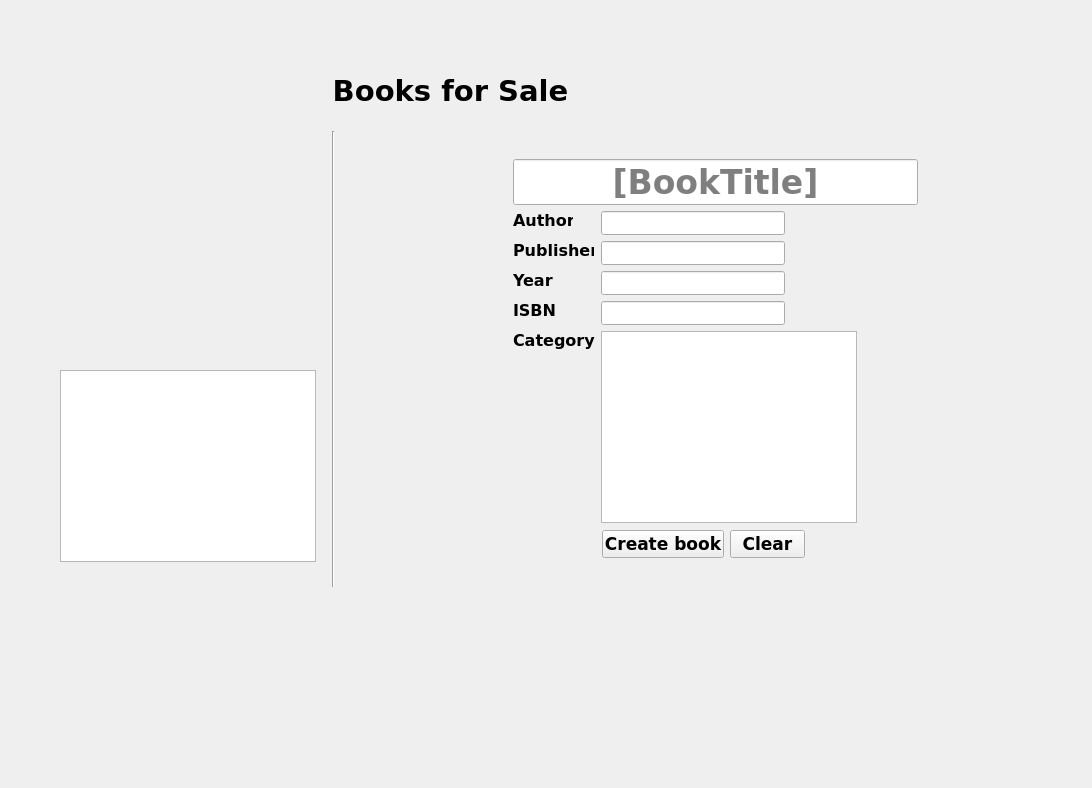
The window that LibraryManagementSystem/widgets/supplierHome/supplierhomeview.ui (NiroSugir/LibraryManagementSystem) describes before a commit, drawn with Qt 5.
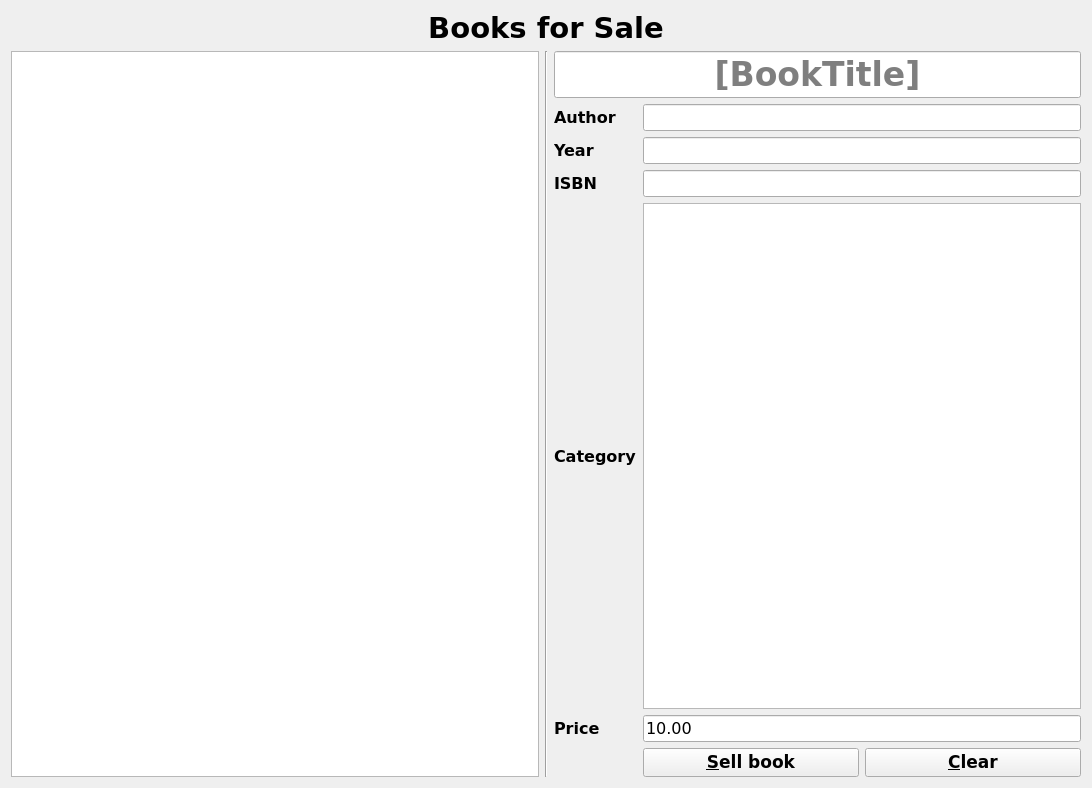
The same window after the commit.

Commit message: add supplier home mvc and refactor book class

What changed in the file:
```diff
--- a/LibraryManagementSystem/widgets/supplierHome/supplierhomeview.ui
+++ b/LibraryManagementSystem/widgets/supplierHome/supplierhomeview.ui
@@ -19,15 +19,9 @@
   <property name="windowTitle">
    <string>Form</string>
   </property>
+  <layout class="QVBoxLayout" name="verticalLayout">
+   <item>
   <widget class="QLabel" name="label">
-   <property name="geometry">
-    <rect>
-     <x>270</x>
-     <y>70</y>
-     <width>361</width>
-     <height>41</height>
-    </rect>
-   </property>
    <property name="font">
     <font>
      <family>Verdana</family>
@@ -43,28 +37,11 @@
     <set>Qt::AlignCenter</set>
    </property>
   </widget>
-  <widget class="Line" name="line_2">
-   <property name="geometry">
-    <rect>
-     <x>325</x>
-     <y>131</y>
-     <width>16</width>
-     <height>456</height>
-    </rect>
-   </property>
-   <property name="orientation">
-    <enum>Qt::Vertical</enum>
-   </property>
-  </widget>
-  <widget class="QTableWidget" name="tableWidgetSearchResults">
-   <property name="geometry">
-    <rect>
-     <x>60</x>
-     <y>370</y>
-     <width>256</width>
-     <height>192</height>
-    </rect>
-   </property>
+   </item>
+   <item>
+    <layout class="QHBoxLayout" name="horizontalLayout_2">
+     <item>
+      <widget class="QTableWidget" name="tableWidgetBooksForSale">
    <property name="sizeAdjustPolicy">
     <enum>QAbstractScrollArea::AdjustIgnored</enum>
    </property>
@@ -78,15 +55,77 @@
     <bool>false</bool>
    </attribute>
   </widget>
+     </item>
+     <item>
+      <widget class="Line" name="line_2">
+       <property name="orientation">
+        <enum>Qt::Vertical</enum>
+       </property>
+      </widget>
+     </item>
+     <item>
+      <layout class="QGridLayout" name="gridLayout">
+       <item row="2" column="1">
+        <widget class="QLineEdit" name="lineEditYear">
+         <property name="font">
+          <font>
+           <family>Verdana</family>
+           <pointsize>12</pointsize>
+          </font>
+         </property>
+        </widget>
+       </item>
+       <item row="4" column="0">
+        <widget class="QLabel" name="label_6">
+         <property name="font">
+          <font>
+           <family>Verdana</family>
+           <pointsize>12</pointsize>
+           <weight>75</weight>
+           <bold>true</bold>
+          </font>
+         </property>
+         <property name="text">
+          <string>Category</string>
+         </property>
+        </widget>
+       </item>
+       <item row="6" column="1">
+        <layout class="QHBoxLayout" name="horizontalLayout">
+         <item>
+          <widget class="QPushButton" name="buttonSellBook">
+           <property name="font">
+            <font>
+             <family>Verdana</family>
+             <pointsize>13</pointsize>
+             <weight>75</weight>
+             <bold>true</bold>
+            </font>
+           </property>
+           <property name="text">
+            <string>&amp;Sell book</string>
+           </property>
+          </widget>
+         </item>
+         <item>
+          <widget class="QPushButton" name="buttonClear">
+           <property name="font">
+            <font>
+             <family>Verdana</family>
+             <pointsize>13</pointsize>
+             <weight>75</weight>
+             <bold>true</bold>
+            </font>
+           </property>
+           <property name="text">
+            <string>&amp;Clear</string>
+           </property>
+          </widget>
+         </item>
+        </layout>
+       </item>
+       <item row="1" column="1">
   <widget class="QLineEdit" name="lineEditAuthor">
-   <property name="geometry">
-    <rect>
-     <x>601</x>
-     <y>211</y>
-     <width>184</width>
-     <height>24</height>
-    </rect>
-   </property>
    <property name="font">
     <font>
      <family>Verdana</family>
@@ -94,31 +133,9 @@
     </font>
    </property>
   </widget>
-  <widget class="QLineEdit" name="lineEditIsbn">
-   <property name="geometry">
-    <rect>
-     <x>601</x>
-     <y>301</y>
-     <width>184</width>
-     <height>24</height>
-    </rect>
-   </property>
-   <property name="font">
-    <font>
-     <family>Verdana</family>
-     <pointsize>12</pointsize>
-    </font>
-   </property>
-  </widget>
-  <widget class="QLabel" name="labelAuthor">
-   <property name="geometry">
-    <rect>
-     <x>513</x>
-     <y>211</y>
-     <width>60</width>
-     <height>18</height>
-    </rect>
-   </property>
+       </item>
+       <item row="2" column="0">
+        <widget class="QLabel" name="label_4">
    <property name="font">
     <font>
      <family>Verdana</family>
@@ -128,18 +145,12 @@
     </font>
    </property>
    <property name="text">
-    <string>Author</string>
-   </property>
-  </widget>
+          <string>Year</string>
+         </property>
+        </widget>
+       </item>
+       <item row="0" column="0" colspan="2">
   <widget class="QLineEdit" name="lineEditTitle">
-   <property name="geometry">
-    <rect>
-     <x>513</x>
-     <y>159</y>
-     <width>405</width>
-     <height>46</height>
-    </rect>
-   </property>
    <property name="sizeIncrement">
     <size>
      <width>0</width>
@@ -170,73 +181,16 @@
     <string>[BookTitle]</string>
    </property>
   </widget>
-  <widget class="QLineEdit" name="lineEditPublisher">
-   <property name="geometry">
-    <rect>
-     <x>601</x>
-     <y>241</y>
-     <width>184</width>
-     <height>24</height>
-    </rect>
-   </property>
-   <property name="font">
-    <font>
-     <family>Verdana</family>
-     <pointsize>12</pointsize>
-    </font>
-   </property>
-  </widget>
-  <widget class="QLabel" name="label_6">
-   <property name="geometry">
-    <rect>
-     <x>513</x>
-     <y>331</y>
-     <width>82</width>
-     <height>18</height>
-    </rect>
-   </property>
-   <property name="font">
-    <font>
-     <family>Verdana</family>
-     <pointsize>12</pointsize>
-     <weight>75</weight>
-     <bold>true</bold>
-    </font>
-   </property>
-   <property name="text">
-    <string>Category</string>
-   </property>
-  </widget>
-  <widget class="QLabel" name="label_3">
-   <property name="geometry">
-    <rect>
-     <x>513</x>
-     <y>241</y>
-     <width>81</width>
-     <height>18</height>
-    </rect>
-   </property>
-   <property name="font">
-    <font>
-     <family>Verdana</family>
-     <pointsize>12</pointsize>
-     <weight>75</weight>
-     <bold>true</bold>
-    </font>
-   </property>
-   <property name="text">
-    <string>Publisher</string>
-   </property>
-  </widget>
+       </item>
+       <item row="4" column="1">
+        <widget class="QListWidget" name="listViewCategories">
+         <property name="selectionBehavior">
+          <enum>QAbstractItemView::SelectRows</enum>
+         </property>
+        </widget>
+       </item>
+       <item row="3" column="0">
   <widget class="QLabel" name="label_5">
-   <property name="geometry">
-    <rect>
-     <x>513</x>
-     <y>301</y>
-     <width>44</width>
-     <height>18</height>
-    </rect>
-   </property>
    <property name="font">
     <font>
      <family>Verdana</family>
@@ -249,15 +203,9 @@
     <string>ISBN</string>
    </property>
   </widget>
-  <widget class="QLineEdit" name="lineEditYear">
-   <property name="geometry">
-    <rect>
-     <x>601</x>
-     <y>271</y>
-     <width>184</width>
-     <height>24</height>
-    </rect>
-   </property>
+       </item>
+       <item row="3" column="1">
+        <widget class="QLineEdit" name="lineEditIsbn">
    <property name="font">
     <font>
      <family>Verdana</family>
@@ -265,15 +213,9 @@
     </font>
    </property>
   </widget>
-  <widget class="QLabel" name="label_4">
-   <property name="geometry">
-    <rect>
-     <x>513</x>
-     <y>271</y>
-     <width>42</width>
-     <height>18</height>
-    </rect>
-   </property>
+       </item>
+       <item row="1" column="0">
+        <widget class="QLabel" name="labelAuthor">
    <property name="font">
     <font>
      <family>Verdana</family>
@@ -283,61 +225,35 @@
     </font>
    </property>
    <property name="text">
-    <string>Year</string>
-   </property>
-  </widget>
-  <widget class="QListWidget" name="listViewCategories">
-   <property name="geometry">
-    <rect>
-     <x>601</x>
-     <y>331</y>
-     <width>256</width>
-     <height>192</height>
-    </rect>
-   </property>
-  </widget>
-  <widget class="QPushButton" name="buttonSubmit">
-   <property name="geometry">
-    <rect>
-     <x>602</x>
-     <y>530</y>
-     <width>122</width>
-     <height>28</height>
-    </rect>
-   </property>
+          <string>Author</string>
+         </property>
+        </widget>
+       </item>
+       <item row="5" column="0">
+        <widget class="QLabel" name="label_2">
    <property name="font">
     <font>
-     <family>Verdana</family>
-     <pointsize>13</pointsize>
      <weight>75</weight>
      <bold>true</bold>
     </font>
    </property>
    <property name="text">
-    <string>Create book</string>
-   </property>
-  </widget>
-  <widget class="QPushButton" name="buttonClear">
-   <property name="geometry">
-    <rect>
-     <x>730</x>
-     <y>530</y>
-     <width>75</width>
-     <height>28</height>
-    </rect>
-   </property>
-   <property name="font">
-    <font>
-     <family>Verdana</family>
-     <pointsize>13</pointsize>
-     <weight>75</weight>
-     <bold>true</bold>
-    </font>
-   </property>
+          <string>Price</string>
+         </property>
+        </widget>
+       </item>
+       <item row="5" column="1">
+        <widget class="QLineEdit" name="lineEdit">
    <property name="text">
-    <string>Clear</string>
-   </property>
-  </widget>
+          <string>10.00</string>
+         </property>
+        </widget>
+       </item>
+      </layout>
+     </item>
+    </layout>
+   </item>
+  </layout>
  </widget>
  <resources/>
  <connections/>
```
Left out of the diff: 17 changed lines with no effect on the pictures. Lines whose indentation alone changed are shown as unchanged. The commit also changes 19 other files.
